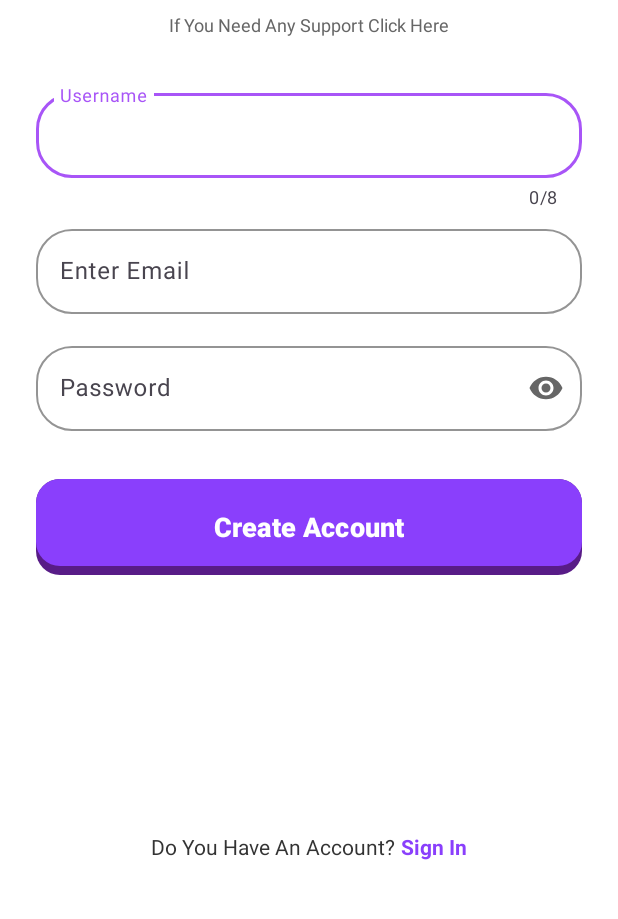
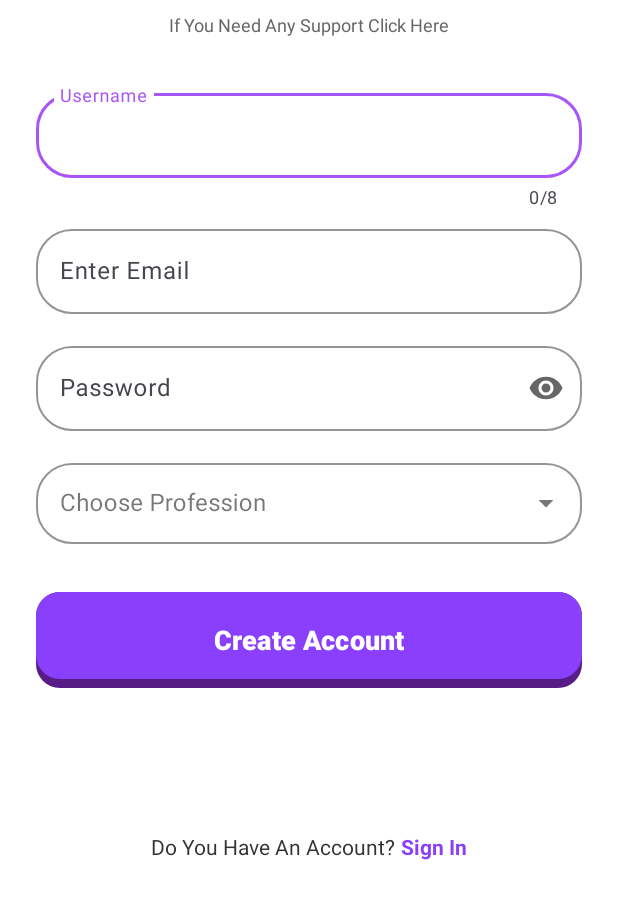
Before and after one commit to Leigh-Dela-Cruz/Kubli, an Android app: the SignupActivity screen opened directly, with no data from a screen before it, after a tap on "Create Account", on a phone screen of 412 x 824 dp, the part 315-1234 px from its top. Run offline under Robolectric (Android 15) with nearby library versions, the light colour scheme and no system bars.

Commit message:
UI Fix: Added Journalist Section

```diff
--- a/app/src/main/java/com/example/kubli/SignupActivity.kt
+++ b/app/src/main/java/com/example/kubli/SignupActivity.kt
@@ -5,6 +5,8 @@ import android.content.Intent
 import android.graphics.Color
 import android.os.Bundle
 import android.view.View
+import android.widget.ArrayAdapter
+import android.widget.AutoCompleteTextView
 import android.widget.Button
 import android.widget.LinearLayout
 import android.widget.TextView
@@ -29,9 +31,39 @@ class SignupActivity : AppCompatActivity() {
             finish()
         }
 
+        // Standard Input Bindings
         val nameLayout = findViewById<TextInputLayout>(R.id.inputName)
         val emailLayout = findViewById<TextInputLayout>(R.id.inputEmail)
         val passLayout = findViewById<TextInputLayout>(R.id.inputPassword)
+
+        // Dropdown View Bindings
+        val actvProfession = findViewById<AutoCompleteTextView>(R.id.actvProfession)
+        val actvSpecialization = findViewById<AutoCompleteTextView>(R.id.actvSpecialization)
+        val menuSpecialization = findViewById<TextInputLayout>(R.id.menuSpecialization)
+
+        //Setup Profession Dropdown
+        val professionsList = listOf("Journalist", "Student", "Teacher", "Other")
+        val professionAdapter = ArrayAdapter(this, android.R.layout.simple_dropdown_item_1line, professionsList)
+        actvProfession.setAdapter(professionAdapter)
+
+        //Setup Specialization Dropdown
+        val specializationList = listOf("Investigative", "Broadcast", "Sports", "Photojournalism", "Editorial")
+        val specializationAdapter = ArrayAdapter(this, android.R.layout.simple_dropdown_item_1line, specializationList)
+        actvSpecialization.setAdapter(specializationAdapter)
+
+        //Dropdown Visibility Logic
+        actvProfession.setOnItemClickListener { parent, _, position, _ ->
+            val selectedProfession = parent.getItemAtPosition(position).toString()
+
+            if (selectedProfession == "Journalist") {
+                // Show the Specialization box
+                menuSpecialization.visibility = View.VISIBLE
+            } else {
+                // Hide the box and clear old data if they switch away
+                menuSpecialization.visibility = View.GONE
+                actvSpecialization.text.clear()
+            }
+        }
 
         // Username max length real-time check
         nameLayout.editText?.addTextChangedListener { text ->
@@ -76,14 +108,28 @@ class SignupActivity : AppCompatActivity() {
 
         btnCreate.setOnClickListener {
             val name = nameLayout.editText?.text.toString().trim()
-
-            // ensure consistent email format for login/signup matching
             val email = emailLayout.editText?.text.toString().trim().lowercase()
-
             val password = passLayout.editText?.text.toString().trim()
 
-            if (name.isEmpty() || email.isEmpty() || password.isEmpty()) {
-                Toast.makeText(this, "Please fill all fields", Toast.LENGTH_SHORT).show()
+            // Extract Dropdown Values
+            val selectedProfession = actvProfession.text.toString().trim()
+            var selectedSpecialization = actvSpecialization.text.toString().trim()
+
+            // Ensure specialization is blank if they aren't a journalist
+            if (selectedProfession != "Journalist") {
+                selectedSpecialization = ""
+            }
+
+            // --- Validations
+
+            if (name.isEmpty() || email.isEmpty() || password.isEmpty() || selectedProfession.isEmpty()) {
+                Toast.makeText(this, "Please fill all required fields", Toast.LENGTH_SHORT).show()
+                return@setOnClickListener
+            }
+
+            // Specific validation: if Journalist is chosen, specialization is required
+            if (selectedProfession == "Journalist" && selectedSpecialization.isEmpty()) {
+                Toast.makeText(this, "Please select a journalism specialization", Toast.LENGTH_SHORT).show()
                 return@setOnClickListener
             }
 
@@ -116,7 +162,6 @@ class SignupActivity : AppCompatActivity() {
                 return@setOnClickListener
             }
 
-            // Validate password strength
             val passwordPattern = Regex("^(?=.*[a-z])(?=.*[A-Z])(?=.*\\d)(?=.*[_\\W-]).{8,}$")
             if (!passwordPattern.matches(password)) {
                 Toast.makeText(
@@ -127,7 +172,7 @@ class SignupActivity : AppCompatActivity() {
                 return@setOnClickListener
             }
 
-            // Database Operations
+            // --- Database Operations ---
             lifecycleScope.launch {
                 val db = AppDatabase.getDatabase(applicationContext)
 
@@ -142,22 +187,21 @@ class SignupActivity : AppCompatActivity() {
                     // Hash Password & Insert User
                     val securePassword = hashPassword(password)
 
+                    // Pass the newly extracted variables to the User object
                     val newUser = User(
                         fullName = name,
                         email = email,
                         passwordHash = securePassword,
-                        age = null
+                        age = null,
+                        profession = selectedProfession,
+                        specialization = selectedSpecialization
                     )
 
                     db.userDao().insertUser(newUser)
 
-                    // DEBUG CHECK (does not affect logic)
-                    val testUser = db.userDao().getUserByEmail(email)
-                    android.util.Log.d("SIGNUP_DEBUG", "Inserted user = $testUser")
-
                     Toast.makeText(this@SignupActivity, "Account Created!", Toast.LENGTH_SHORT).show()
 
-                    // bug1 fix: save sessions:
+                    // Save sessions
                     val sharedPref = getSharedPreferences("KubliSession", Context.MODE_PRIVATE)
                     with(sharedPref.edit()) {
                         putString("CURRENT_USERNAME", name)
--- a/app/src/main/java/com/example/kubli/User.kt
+++ b/app/src/main/java/com/example/kubli/User.kt
@@ -10,5 +10,7 @@ data class User(
     val email: String,
     val passwordHash: String,
     val age: Int? = null,
-    var profileImagePath: String? = null
+    var profileImagePath: String? = null,
+    val profession: String? = null,
+    val specialization: String? = null
 )
--- a/app/src/main/res/layout/activity_signup.xml
+++ b/app/src/main/res/layout/activity_signup.xml
@@ -44,7 +44,6 @@
         app:layout_constraintStart_toStartOf="parent"
         app:layout_constraintEnd_toEndOf="parent" />
 
-    <!-- USERNAME INPUT (Updated with counter and error) -->
     <com.google.android.material.textfield.TextInputLayout
         android:id="@+id/inputName"
         android:layout_width="match_parent"
@@ -70,7 +69,6 @@
             android:inputType="textPersonName" />
     </com.google.android.material.textfield.TextInputLayout>
 
-    <!-- EMAIL INPUT -->
     <com.google.android.material.textfield.TextInputLayout
         android:id="@+id/inputEmail"
         android:layout_width="match_parent"
@@ -93,7 +91,6 @@
             android:inputType="textEmailAddress" />
     </com.google.android.material.textfield.TextInputLayout>
 
-    <!-- PASSWORD INPUT -->
     <com.google.android.material.textfield.TextInputLayout
         android:id="@+id/inputPassword"
         android:layout_width="match_parent"
@@ -118,7 +115,6 @@
             android:inputType="textPassword" />
     </com.google.android.material.textfield.TextInputLayout>
 
-    <!-- PASSWORD RULES CHECKLIST (Initially Hidden) -->
     <LinearLayout
         android:id="@+id/passwordRulesContainer"
         android:layout_width="match_parent"
@@ -165,7 +161,55 @@
             android:layout_marginTop="4dp"/>
     </LinearLayout>
 
-    <!-- CREATE ACCOUNT BUTTON -->
+    <com.google.android.material.textfield.TextInputLayout
+        android:id="@+id/menuProfession"
+        style="@style/Widget.MaterialComponents.TextInputLayout.OutlinedBox.ExposedDropdownMenu"
+        android:layout_width="match_parent"
+        android:layout_height="wrap_content"
+        android:layout_marginTop="16dp"
+        app:boxBackgroundMode="outline"
+        app:boxCornerRadiusBottomEnd="24dp"
+        app:boxCornerRadiusBottomStart="24dp"
+        app:boxCornerRadiusTopEnd="24dp"
+        app:boxCornerRadiusTopStart="24dp"
+        app:boxStrokeColor="@color/kubli_purple"
+        app:hintTextColor="@color/kubli_purple"
+        app:layout_constraintTop_toBottomOf="@+id/passwordRulesContainer">
+
+        <AutoCompleteTextView
+            android:id="@+id/actvProfession"
+            android:layout_width="match_parent"
+            android:layout_height="wrap_content"
+            android:hint="Choose Profession"
+            android:inputType="none"
+            android:padding="16dp" />
+    </com.google.android.material.textfield.TextInputLayout>
+
+    <com.google.android.material.textfield.TextInputLayout
+        android:id="@+id/menuSpecialization"
+        style="@style/Widget.MaterialComponents.TextInputLayout.OutlinedBox.ExposedDropdownMenu"
+        android:layout_width="match_parent"
+        android:layout_height="wrap_content"
+        android:layout_marginTop="16dp"
+        android:visibility="gone"
+        app:boxBackgroundMode="outline"
+        app:boxCornerRadiusBottomEnd="24dp"
+        app:boxCornerRadiusBottomStart="24dp"
+        app:boxCornerRadiusTopEnd="24dp"
+        app:boxCornerRadiusTopStart="24dp"
+        app:boxStrokeColor="@color/kubli_purple"
+        app:hintTextColor="@color/kubli_purple"
+        app:layout_constraintTop_toBottomOf="@+id/menuProfession">
+
+        <AutoCompleteTextView
+            android:id="@+id/actvSpecialization"
+            android:layout_width="match_parent"
+            android:layout_height="wrap_content"
+            android:hint="Journalist Specialization"
+            android:inputType="none"
+            android:padding="16dp" />
+    </com.google.android.material.textfield.TextInputLayout>
+
     <com.google.android.material.button.MaterialButton
         android:id="@+id/btnCreateAccount"
         android:layout_width="match_parent"
@@ -178,7 +222,7 @@
         app:backgroundTint="@null"
         app:rippleColor="@null"
         android:layout_marginTop="32dp"
-        app:layout_constraintTop_toBottomOf="@+id/passwordRulesContainer"
+        app:layout_constraintTop_toBottomOf="@+id/menuSpecialization"
         app:layout_constraintStart_toStartOf="parent"
         app:layout_constraintEnd_toEndOf="parent" />
 
```
